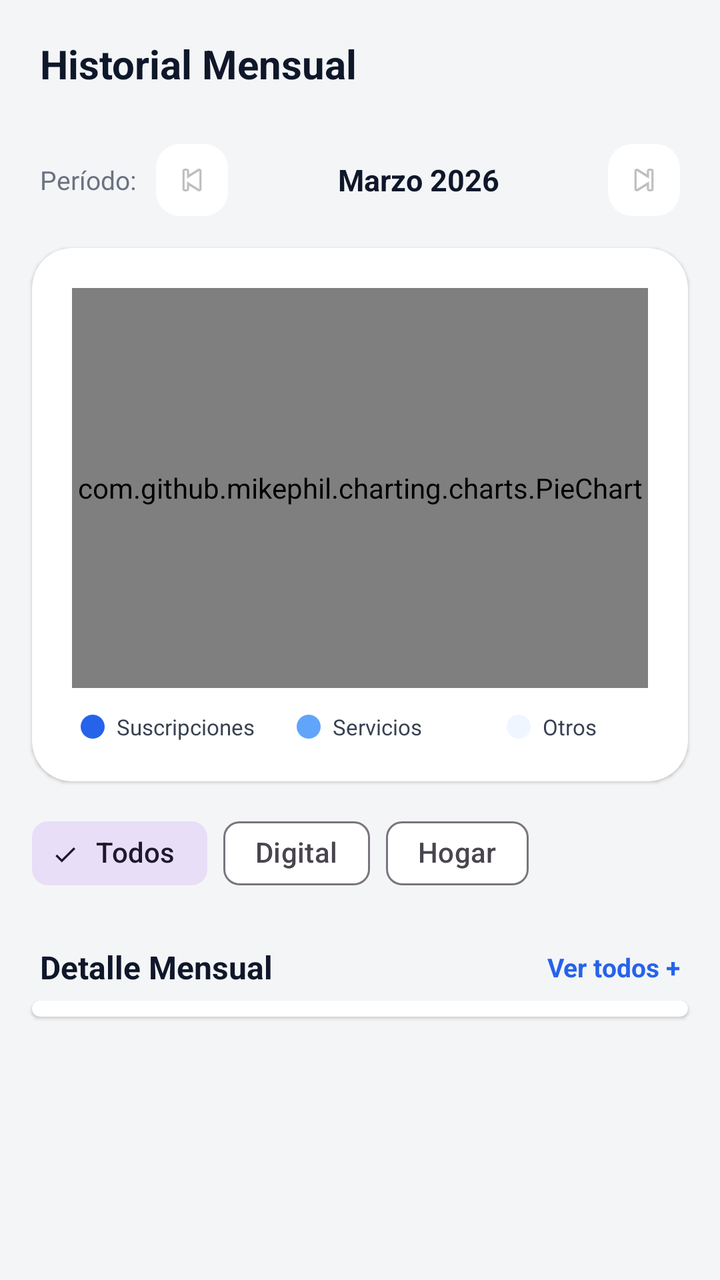
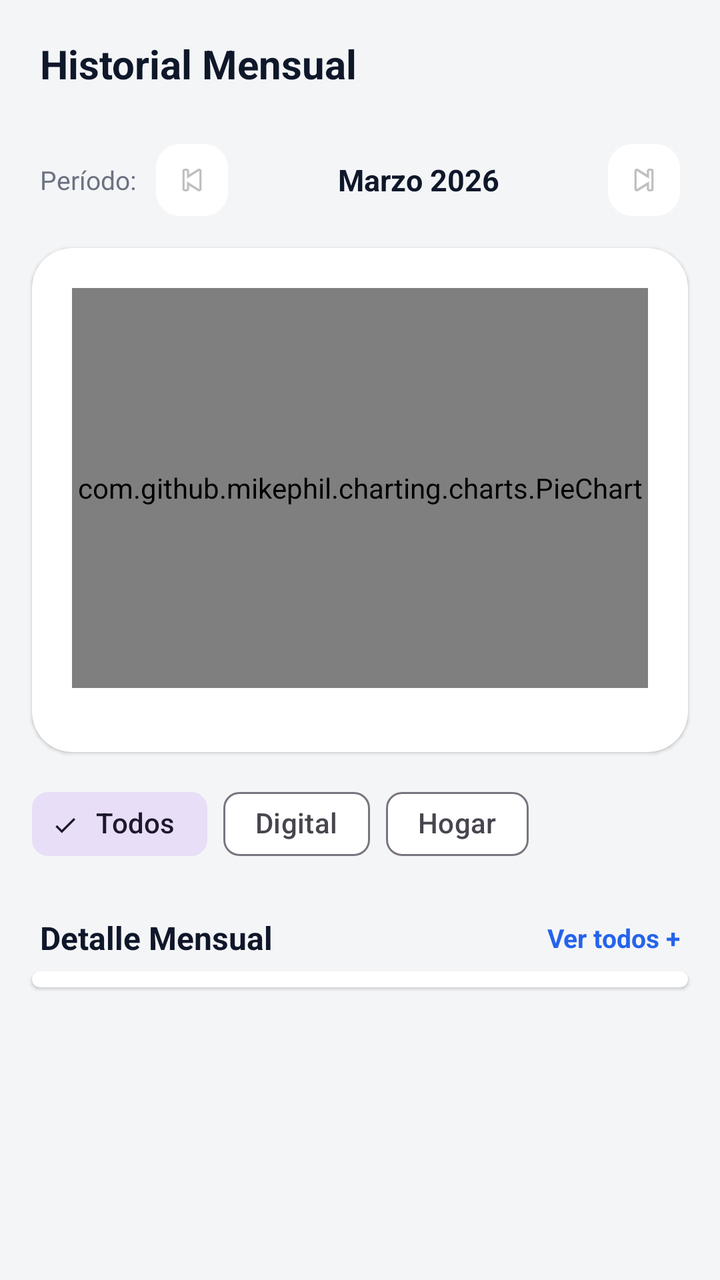

Screens rendered from an Android XML layout before and after an edit, with the pre-edit source and the edit as a unified diff.
<!-- AndroidManifest.xml: application theme Theme.SubManager -->
<!-- res/layout/fragment_historial.xml -->
<?xml version="1.0" encoding="utf-8"?>
<androidx.coordinatorlayout.widget.CoordinatorLayout
    xmlns:android="http://schemas.android.com/apk/res/android"
    xmlns:app="http://schemas.android.com/apk/res-auto"
    android:layout_width="match_parent"
    android:layout_height="match_parent"
    android:background="@color/background">

    
    
    
    <com.google.android.material.appbar.AppBarLayout
        android:id="@+id/appBarLayout"
        android:layout_width="match_parent"
        android:layout_height="wrap_content"
        android:background="@color/background"
        app:elevation="0dp">

        <androidx.appcompat.widget.Toolbar
            android:id="@+id/toolbar"
            android:layout_width="match_parent"
            android:layout_height="?attr/actionBarSize"
            android:background="@color/background"
            app:contentInsetStart="20dp">

            
            <TextView
                android:layout_width="wrap_content"
                android:layout_height="wrap_content"
                android:text="@string/history_title"
                android:textColor="@color/text_primary"
                android:textSize="20sp"
                android:textStyle="bold" />

            
        </androidx.appcompat.widget.Toolbar>

    </com.google.android.material.appbar.AppBarLayout>

    
    
    
    <androidx.core.widget.NestedScrollView
        android:layout_width="match_parent"
        android:layout_height="match_parent"
        android:overScrollMode="never"
        android:paddingBottom="90dp"
        android:clipToPadding="false"
        app:layout_behavior="@string/appbar_scrolling_view_behavior">

        <LinearLayout
            android:layout_width="match_parent"
            android:layout_height="wrap_content"
            android:orientation="vertical">

            
            
            
            <LinearLayout
                android:layout_width="match_parent"
                android:layout_height="wrap_content"
                android:orientation="horizontal"
                android:gravity="center_vertical"
                android:paddingHorizontal="20dp"
                android:paddingTop="8dp"
                android:paddingBottom="16dp">

                <TextView
                    android:layout_width="wrap_content"
                    android:layout_height="wrap_content"
                    android:text="Período:"
                    android:textColor="@color/text_muted"
                    android:textSize="13sp"
                    android:layout_marginEnd="10dp" />

                
                <ImageView
                    android:id="@+id/btnMesAnterior"
                    android:layout_width="36dp"
                    android:layout_height="36dp"
                    android:src="@android:drawable/ic_media_previous"
                    android:background="@drawable/bg_status_badge"
                    android:backgroundTint="@color/surface"
                    android:padding="8dp"
                    android:contentDescription="Mes anterior" />

                
                <TextView
                    android:id="@+id/tvMesSeleccionado"
                    android:layout_width="0dp"
                    android:layout_height="wrap_content"
                    android:layout_weight="1"
                    android:text="Marzo 2026"
                    android:textColor="@color/text_primary"
                    android:textSize="15sp"
                    android:textStyle="bold"
                    android:gravity="center"
                    android:clickable="true"
                    android:focusable="true" />

                
                <ImageView
                    android:id="@+id/btnMesSiguiente"
                    android:layout_width="36dp"
                    android:layout_height="36dp"
                    android:src="@android:drawable/ic_media_next"
                    android:background="@drawable/bg_status_badge"
                    android:backgroundTint="@color/surface"
                    android:padding="8dp"
                    android:contentDescription="Mes siguiente" />

            </LinearLayout>

            
            
            
            <androidx.cardview.widget.CardView
                android:layout_width="match_parent"
                android:layout_height="wrap_content"
                android:layout_marginHorizontal="16dp"
                android:layout_marginBottom="12dp"
                app:cardCornerRadius="20dp"
                app:cardElevation="1dp"
                app:cardBackgroundColor="@color/surface">

                <LinearLayout
                    android:layout_width="match_parent"
                    android:layout_height="wrap_content"
                    android:orientation="vertical"
                    android:padding="20dp">

                    
                    <com.github.mikephil.charting.charts.PieChart
                        android:id="@+id/pieChart"
                        android:layout_width="match_parent"
                        android:layout_height="200dp" />

                    
                    <LinearLayout
                        android:layout_width="match_parent"
                        android:layout_height="wrap_content"
                        android:orientation="horizontal"
                        android:gravity="center"
                        android:layout_marginTop="12dp">

                        
                        <LinearLayout
                            android:layout_width="0dp"
                            android:layout_height="wrap_content"
                            android:layout_weight="1"
                            android:orientation="horizontal"
                            android:gravity="center">

                            <View
                                android:layout_width="12dp"
                                android:layout_height="12dp"
                                android:background="@drawable/bg_status_badge"
                                android:backgroundTint="@color/primary" />

                            <TextView
                                android:layout_width="wrap_content"
                                android:layout_height="wrap_content"
                                android:text="@string/history_chart_subscriptions"
                                android:textColor="@color/text_secondary"
                                android:textSize="11sp"
                                android:layout_marginStart="6dp" />

                        </LinearLayout>

                        
                        <LinearLayout
                            android:layout_width="0dp"
                            android:layout_height="wrap_content"
                            android:layout_weight="1"
                            android:orientation="horizontal"
                            android:gravity="center">

                            <View
                                android:layout_width="12dp"
                                android:layout_height="12dp"
                                android:background="@drawable/bg_status_badge"
                                android:backgroundTint="@color/primary_light" />

                            <TextView
                                android:layout_width="wrap_content"
                                android:layout_height="wrap_content"
                                android:text="@string/history_chart_services"
                                android:textColor="@color/text_secondary"
                                android:textSize="11sp"
                                android:layout_marginStart="6dp" />

                        </LinearLayout>

                        
                        <LinearLayout
                            android:layout_width="0dp"
                            android:layout_height="wrap_content"
                            android:layout_weight="1"
                            android:orientation="horizontal"
                            android:gravity="center">

                            <View
                                android:layout_width="12dp"
                                android:layout_height="12dp"
                                android:background="@drawable/bg_status_badge"
                                android:backgroundTint="@color/primary_tint" />

                            <TextView
                                android:layout_width="wrap_content"
                                android:layout_height="wrap_content"
                                android:text="@string/history_chart_others"
                                android:textColor="@color/text_secondary"
                                android:textSize="11sp"
                                android:layout_marginStart="6dp" />

                        </LinearLayout>

                    </LinearLayout>

                </LinearLayout>
            </androidx.cardview.widget.CardView>

            
            
            
            <com.google.android.material.chip.ChipGroup
                android:id="@+id/cgFiltros"
                android:layout_width="match_parent"
                android:layout_height="wrap_content"
                android:paddingHorizontal="16dp"
                android:paddingBottom="4dp"
                app:singleSelection="true"
                app:selectionRequired="true">

                <com.google.android.material.chip.Chip
                    android:id="@+id/chipTodos"
                    style="@style/Widget.Material3.Chip.Filter"
                    android:layout_width="wrap_content"
                    android:layout_height="wrap_content"
                    android:text="@string/history_filter_all"
                    android:checked="true" />

                <com.google.android.material.chip.Chip
                    android:id="@+id/chipDigital"
                    style="@style/Widget.Material3.Chip.Filter"
                    android:layout_width="wrap_content"
                    android:layout_height="wrap_content"
                    android:text="@string/history_filter_digital" />

                <com.google.android.material.chip.Chip
                    android:id="@+id/chipHogar"
                    style="@style/Widget.Material3.Chip.Filter"
                    android:layout_width="wrap_content"
                    android:layout_height="wrap_content"
                    android:text="@string/history_filter_home" />

            </com.google.android.material.chip.ChipGroup>

            
            
            
            <androidx.constraintlayout.widget.ConstraintLayout
                android:layout_width="match_parent"
                android:layout_height="wrap_content"
                android:paddingHorizontal="20dp"
                android:paddingTop="18dp"
                android:paddingBottom="6dp">

                <TextView
                    android:layout_width="0dp"
                    android:layout_height="wrap_content"
                    android:text="@string/history_monthly_detail_title"
                    android:textColor="@color/text_primary"
                    android:textSize="16sp"
                    android:textStyle="bold"
                    app:layout_constraintStart_toStartOf="parent"
                    app:layout_constraintEnd_toStartOf="@id/tvVerTodos"
                    app:layout_constraintTop_toTopOf="parent"
                    app:layout_constraintBottom_toBottomOf="parent" />

                <TextView
                    android:id="@+id/tvVerTodos"
                    android:layout_width="wrap_content"
                    android:layout_height="wrap_content"
                    android:text="@string/history_see_all"
                    android:textColor="@color/primary"
                    android:textSize="13sp"
                    android:textStyle="bold"
                    android:clickable="true"
                    android:focusable="true"
                    app:layout_constraintEnd_toEndOf="parent"
                    app:layout_constraintTop_toTopOf="parent"
                    app:layout_constraintBottom_toBottomOf="parent" />

            </androidx.constraintlayout.widget.ConstraintLayout>

            
            
            
            <androidx.cardview.widget.CardView
                android:layout_width="match_parent"
                android:layout_height="wrap_content"
                android:layout_marginHorizontal="16dp"
                android:layout_marginBottom="8dp"
                app:cardCornerRadius="16dp"
                app:cardElevation="1dp"
                app:cardBackgroundColor="@color/surface">

                <androidx.recyclerview.widget.RecyclerView
                    android:id="@+id/rvPagosMes"
                    android:layout_width="match_parent"
                    android:layout_height="wrap_content"
                    android:nestedScrollingEnabled="false"
                    android:overScrollMode="never"
                    android:paddingVertical="4dp" />

            </androidx.cardview.widget.CardView>

            
            
            
            <LinearLayout
                android:id="@+id/emptyStateHistorial"
                android:layout_width="match_parent"
                android:layout_height="wrap_content"
                android:orientation="vertical"
                android:gravity="center_horizontal"
                android:paddingHorizontal="40dp"
                android:paddingTop="32dp"
                android:paddingBottom="16dp"
                android:visibility="gone">

                <TextView
                    android:layout_width="wrap_content"
                    android:layout_height="wrap_content"
                    android:text="📭"
                    android:textSize="52sp" />

                <TextView
                    android:layout_width="wrap_content"
                    android:layout_height="wrap_content"
                    android:text="@string/empty_history_title"
                    android:textColor="@color/text_primary"
                    android:textSize="16sp"
                    android:textStyle="bold"
                    android:gravity="center"
                    android:layout_marginTop="12dp" />

                <TextView
                    android:layout_width="wrap_content"
                    android:layout_height="wrap_content"
                    android:text="@string/empty_history_body"
                    android:textColor="@color/text_muted"
                    android:textSize="13sp"
                    android:gravity="center"
                    android:layout_marginTop="6dp" />

            </LinearLayout>

        </LinearLayout>
    </androidx.core.widget.NestedScrollView>

</androidx.coordinatorlayout.widget.CoordinatorLayout>
<!-- resources referenced by this layout -->
<resources>
  <color name="background">#F4F5F7</color>
  <color name="primary">#2563EB</color>
  <color name="primary_light">#60A5FA</color>
  <color name="primary_tint">#EFF6FF</color>
  <color name="surface">#FFFFFF</color>
  <color name="text_muted">#6B7280</color>
  <color name="text_primary">#0F172A</color>
  <color name="text_secondary">#374151</color>
  <!-- drawable bg_status_badge (drawable) -->
  <?xml version="1.0" encoding="utf-8"?>
  <shape xmlns:android="http://schemas.android.com/apk/res/android"
      android:shape="rectangle">
      <solid android:color="@color/success_bg" />
      <corners android:radius="12dp" />
  </shape>
  <string name="empty_history_body">Aquí aparecerán tus pagos registrados mes a mes.</string>
  <string name="empty_history_title">Sin historial disponible</string>
  <string name="history_chart_others">Otros</string>
  <string name="history_chart_services">Servicios</string>
  <string name="history_chart_subscriptions">Suscripciones</string>
  <string name="history_filter_all">Todos</string>
  <string name="history_filter_digital">Digital</string>
  <string name="history_filter_home">Hogar</string>
  <string name="history_monthly_detail_title">Detalle Mensual</string>
  <string name="history_see_all">Ver todos +</string>
  <string name="history_title">Historial Mensual</string>
  <style name="Theme.SubManager" parent="Base.Theme.SubManager" />
  <color name="success_bg">#DCFCE7</color>
  <style name="Base.Theme.SubManager" parent="Theme.Material3.DayNight.NoActionBar">
          <item name="colorPrimary">@color/primary</item>
          <item name="colorPrimaryVariant">@color/primary_dark</item>
          <item name="colorOnPrimary">@color/text_on_primary</item>
          <item name="colorSecondary">@color/accent_purple</item>
          <item name="colorSecondaryVariant">@color/accent_pink</item>
          <item name="colorOnSecondary">@color/text_on_primary</item>
          <item name="android:colorBackground">@color/background</item>
          <item name="colorSurface">@color/surface</item>
          <item name="colorOnSurface">@color/text_primary</item>
          <item name="colorError">@color/error</item>
          <item name="android:statusBarColor">@color/background</item>
          <item name="android:windowLightStatusBar">true</item>
          
          <item name="android:navigationBarColor">@android:color/transparent</item>
          <item name="android:windowLightNavigationBar">true</item>
          
          <item name="bottomNavigationStyle">@style/BottomNavStyle</item>
          <item name="elevationOverlayEnabled">false</item>
      </style>
  <color name="primary_dark">#1D4ED8</color>
  <color name="text_on_primary">#FFFFFF</color>
  <color name="accent_purple">#7C3AED</color>
  <color name="accent_pink">#EC4899</color>
  <color name="error">#DC2626</color>
  <style name="BottomNavStyle" parent="Widget.Material3.BottomNavigationView">
          
          <item name="android:background">@drawable/bg_bottom_nav</item>
          
          <item name="elevation">12dp</item>
      </style>
  <!-- drawable bg_bottom_nav (drawable) -->
  <?xml version="1.0" encoding="utf-8"?>
  <shape xmlns:android="http://schemas.android.com/apk/res/android">
      <solid android:color="@color/surface" />
      <corners
          android:topLeftRadius="28dp"
          android:topRightRadius="28dp" />
  </shape>
</resources>

<!-- the commit's change to res/layout/fragment_historial.xml (unified diff, before → after) -->
@@ -137,6 +137,7 @@
 
                     
                     <LinearLayout
+                        android:id="@+id/llLeyendaContainer"
                         android:layout_width="match_parent"
                         android:layout_height="wrap_content"
                         android:orientation="horizontal"
@@ -145,74 +146,77 @@
 
                         
                         <LinearLayout
+                            android:id="@+id/llLegend1"
                             android:layout_width="0dp"
                             android:layout_height="wrap_content"
                             android:layout_weight="1"
                             android:orientation="horizontal"
-                            android:gravity="center">
+                            android:gravity="center"
+                            android:visibility="gone">
 
                             <View
+                                android:id="@+id/vLegendColor1"
                                 android:layout_width="12dp"
                                 android:layout_height="12dp"
-                                android:background="@drawable/bg_status_badge"
-                                android:backgroundTint="@color/primary" />
+                                android:background="@drawable/bg_status_badge" />
 
                             <TextView
+                                android:id="@+id/tvLegendText1"
                                 android:layout_width="wrap_content"
                                 android:layout_height="wrap_content"
-                                android:text="@string/history_chart_subscriptions"
                                 android:textColor="@color/text_secondary"
                                 android:textSize="11sp"
                                 android:layout_marginStart="6dp" />
-
                         </LinearLayout>
 
                         
                         <LinearLayout
+                            android:id="@+id/llLegend2"
                             android:layout_width="0dp"
                             android:layout_height="wrap_content"
                             android:layout_weight="1"
                             android:orientation="horizontal"
-                            android:gravity="center">
+                            android:gravity="center"
+                            android:visibility="gone">
 
                             <View
+                                android:id="@+id/vLegendColor2"
                                 android:layout_width="12dp"
                                 android:layout_height="12dp"
-                                android:background="@drawable/bg_status_badge"
-                                android:backgroundTint="@color/primary_light" />
+                                android:background="@drawable/bg_status_badge" />
 
                             <TextView
+                                android:id="@+id/tvLegendText2"
                                 android:layout_width="wrap_content"
                                 android:layout_height="wrap_content"
-                                android:text="@string/history_chart_services"
                                 android:textColor="@color/text_secondary"
                                 android:textSize="11sp"
                                 android:layout_marginStart="6dp" />
-
                         </LinearLayout>
 
                         
                         <LinearLayout
+                            android:id="@+id/llLegend3"
                             android:layout_width="0dp"
                             android:layout_height="wrap_content"
                             android:layout_weight="1"
                             android:orientation="horizontal"
-                            android:gravity="center">
+                            android:gravity="center"
+                            android:visibility="gone">
 
                             <View
+                                android:id="@+id/vLegendColor3"
                                 android:layout_width="12dp"
                                 android:layout_height="12dp"
-                                android:background="@drawable/bg_status_badge"
-                                android:backgroundTint="@color/primary_tint" />
+                                android:background="@drawable/bg_status_badge" />
 
                             <TextView
+                                android:id="@+id/tvLegendText3"
                                 android:layout_width="wrap_content"
                                 android:layout_height="wrap_content"
-                                android:text="@string/history_chart_others"
                                 android:textColor="@color/text_secondary"
                                 android:textSize="11sp"
                                 android:layout_marginStart="6dp" />
-
                         </LinearLayout>
 
                     </LinearLayout>
<!-- resource entries referenced after the edit -->
@@ -2,8 +2,6 @@
 <resources>
   <color name="background">#F4F5F7</color>
   <color name="primary">#2563EB</color>
-  <color name="primary_light">#60A5FA</color>
-  <color name="primary_tint">#EFF6FF</color>
   <color name="surface">#FFFFFF</color>
   <color name="text_muted">#6B7280</color>
   <color name="text_primary">#0F172A</color>
@@ -17,9 +15,6 @@
   </shape>
   <string name="empty_history_body">Aquí aparecerán tus pagos registrados mes a mes.</string>
   <string name="empty_history_title">Sin historial disponible</string>
-  <string name="history_chart_others">Otros</string>
-  <string name="history_chart_services">Servicios</string>
-  <string name="history_chart_subscriptions">Suscripciones</string>
   <string name="history_filter_all">Todos</string>
   <string name="history_filter_digital">Digital</string>
   <string name="history_filter_home">Hogar</string>
